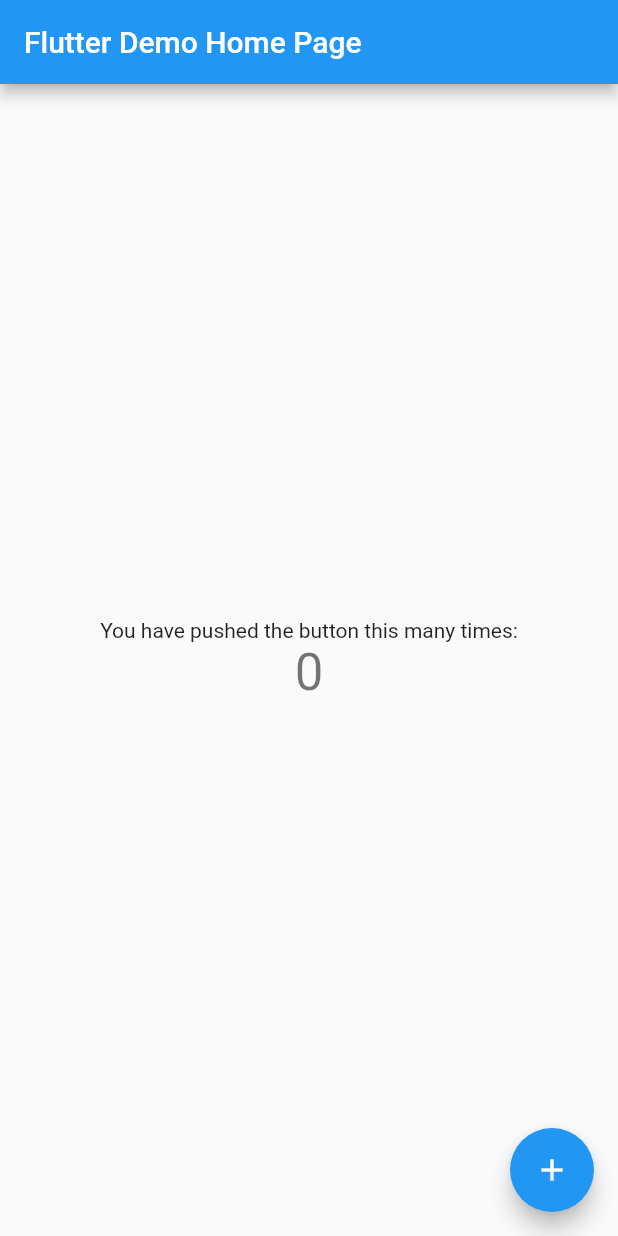
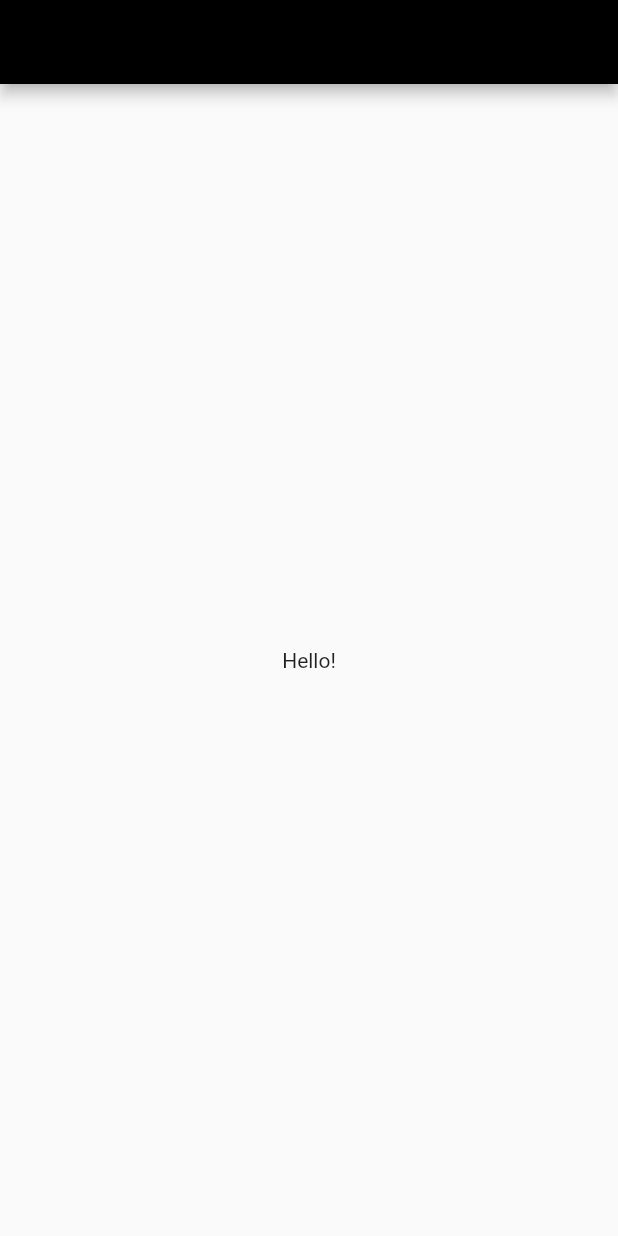
Before and after one commit to gleich/mobile_wakatime, a Flutter app: the screen it shows after launch, on a phone screen of 412 x 824 dp. Run offline on Flutter 3.47's test engine with Material 2 defaults, Android fonts, the phone set to English and light mode, and no system bars.

Commit message:
♻️ Refactor main.dart
Signed-off-by: Matthew Gleich <matthewgleich@gmail.com>

```diff
--- a/lib/main.dart
+++ b/lib/main.dart
@@ -1,116 +1,31 @@
 // 🐦 Flutter imports:
 import 'package:flutter/material.dart';
 
-void main() => runApp(MyApp());
+void main() => runApp(WakatimeApp());
 
-class MyApp extends StatelessWidget {
-  // This widget is the root of your application.
+class WakatimeApp extends StatelessWidget {
   @override
   Widget build(BuildContext context) {
     return MaterialApp(
       title: 'Wakatime',
-      theme: ThemeData(
-        // This is the theme of your application.
-        //
-        // Try running your application with "flutter run". You'll see the
-        // application has a blue toolbar. Then, without quitting the app, try
-        // changing the primarySwatch below to Colors.green and then invoke
-        // "hot reload" (press "r" in the console where you ran "flutter run",
-        // or simply save your changes to "hot reload" in a Flutter IDE).
-        // Notice that the counter didn't reset back to zero; the application
-        // is not restarted.
-        primarySwatch: Colors.blue,
-        // This makes the visual density adapt to the platform that you run
-        // the app on. For desktop platforms, the controls will be smaller and
-        // closer together (more dense) than on mobile platforms.
-        visualDensity: VisualDensity.adaptivePlatformDensity,
-      ),
-      home: MyHomePage(title: 'Flutter Demo Home Page'),
+      debugShowCheckedModeBanner: false,
+      home: MainRoute(),
     );
   }
 }
 
-class MyHomePage extends StatefulWidget {
-  MyHomePage({Key key, this.title}) : super(key: key);
-
-  // This widget is the home page of your application. It is stateful, meaning
-  // that it has a State object (defined below) that contains fields that affect
-  // how it looks.
-
-  // This class is the configuration for the state. It holds the values (in this
-  // case the title) provided by the parent (in this case the App widget) and
-  // used by the build method of the State. Fields in a Widget subclass are
-  // always marked "final".
-
-  final String title;
-
-  @override
-  _MyHomePageState createState() => _MyHomePageState();
-}
-
-class _MyHomePageState extends State<MyHomePage> {
-  int _counter = 0;
-
-  void _incrementCounter() {
-    setState(() {
-      // This call to setState tells the Flutter framework that something has
-      // changed in this State, which causes it to rerun the build method below
-      // so that the display can reflect the updated values. If we changed
-      // _counter without calling setState(), then the build method would not be
-      // called again, and so nothing would appear to happen.
-      _counter++;
-    });
-  }
-
+class MainRoute extends StatelessWidget {
   @override
   Widget build(BuildContext context) {
-    // This method is rerun every time setState is called, for instance as done
-    // by the _incrementCounter method above.
-    //
-    // The Flutter framework has been optimized to make rerunning build methods
-    // fast, so that you can just rebuild anything that needs updating rather
-    // than having to individually change instances of widgets.
     return Scaffold(
       appBar: AppBar(
-        // Here we take the value from the MyHomePage object that was created by
-        // the App.build method, and use it to set our appbar title.
-        title: Text(widget.title),
+        backgroundColor: Colors.black,
       ),
       body: Center(
-        // Center is a layout widget. It takes a single child and positions it
-        // in the middle of the parent.
-        child: Column(
-          // Column is also a layout widget. It takes a list of children and
-          // arranges them vertically. By default, it sizes itself to fit its
-          // children horizontally, and tries to be as tall as its parent.
-          //
-          // Invoke "debug painting" (press "p" in the console, choose the
-          // "Toggle Debug Paint" action from the Flutter Inspector in Android
-          // Studio, or the "Toggle Debug Paint" command in Visual Studio Code)
-          // to see the wireframe for each widget.
-          //
-          // Column has various properties to control how it sizes itself and
-          // how it positions its children. Here we use mainAxisAlignment to
-          // center the children vertically; the main axis here is the vertical
-          // axis because Columns are vertical (the cross axis would be
-          // horizontal).
-          mainAxisAlignment: MainAxisAlignment.center,
-          children: <Widget>[
-            Text(
-              'You have pushed the button this many times:',
-            ),
-            Text(
-              '$_counter',
-              style: Theme.of(context).textTheme.headline4,
-            ),
-          ],
+        child: Text(
+          "Hello!",
         ),
       ),
-      floatingActionButton: FloatingActionButton(
-        onPressed: _incrementCounter,
-        tooltip: 'Increment',
-        child: Icon(Icons.add),
-      ), // This trailing comma makes auto-formatting nicer for build methods.
     );
   }
 }
```
